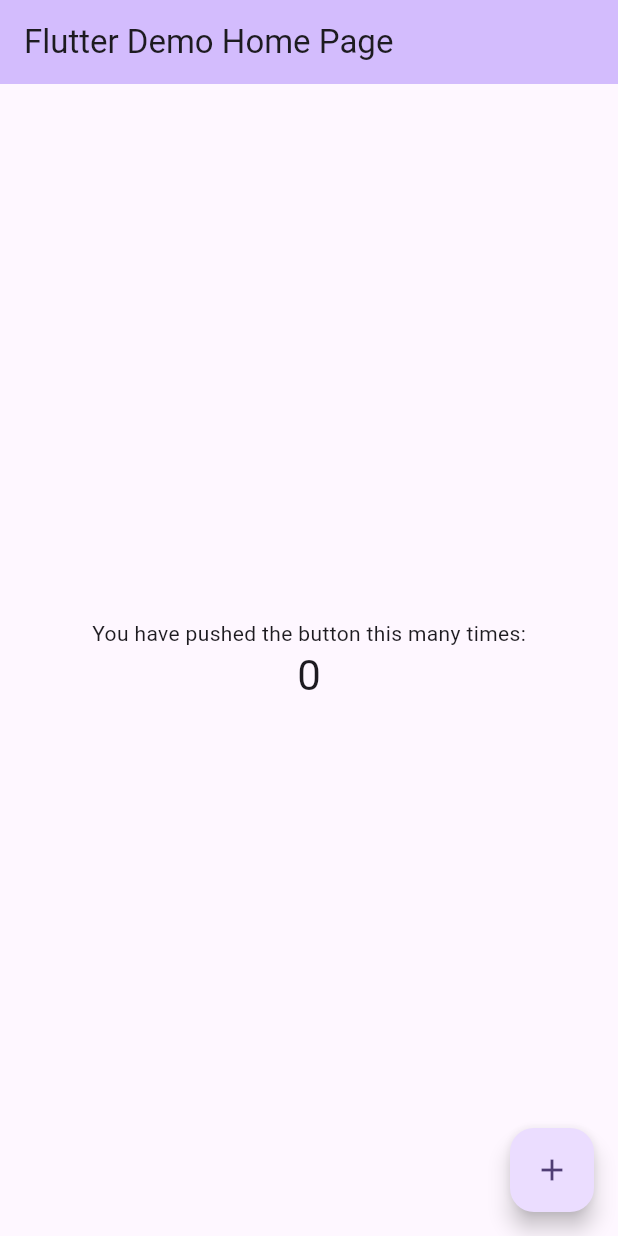
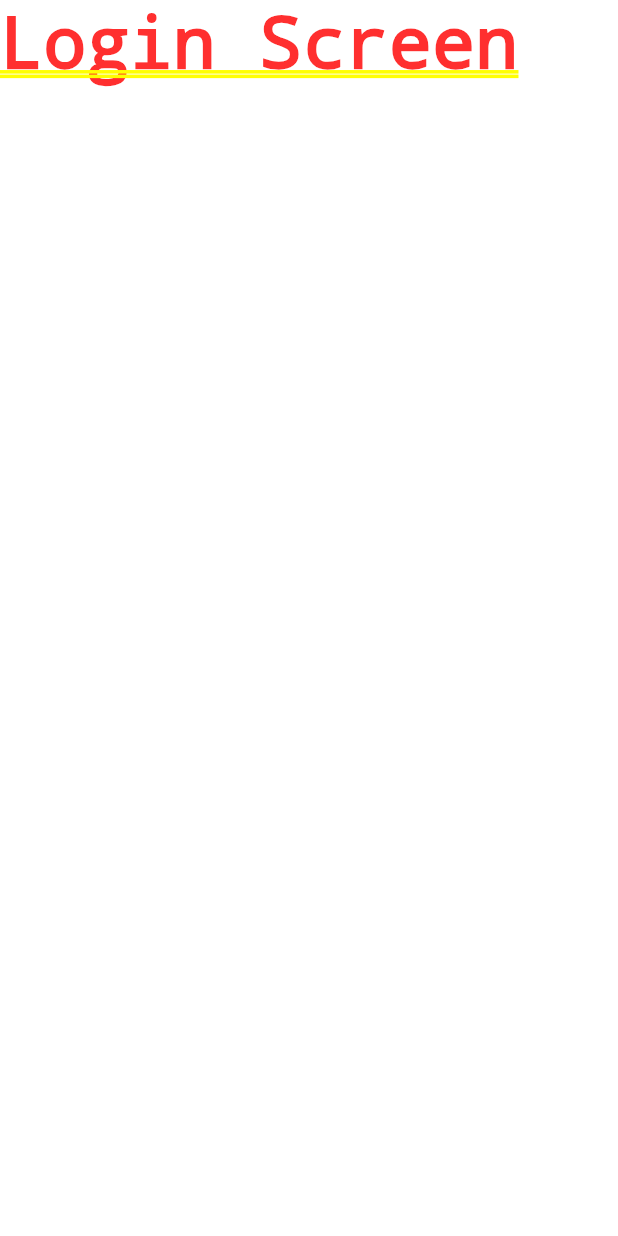
Before and after one commit to mayl730/flutter-easy-card, a Flutter app: the screen it shows after launch, on a phone screen of 412 x 824 dp. Run offline on Flutter 3.47's test engine with Material 2 defaults, Android fonts, the light colour scheme and no system bars; our stand-ins replace firebase_core, go_router; accounts and stored records are empty.

Commit message:
add: go route to the login screen

```diff
--- /dev/null
+++ b/lib/login/ui/screens/login_screen.dart
@@ -0,0 +1,10 @@
+import 'package:flutter/material.dart';
+
+class LoginScreen extends StatelessWidget {
+  const LoginScreen({super.key});
+
+  @override
+  Widget build(BuildContext context) {
+    return const Text('Login Screen');
+  }
+}
--- a/lib/main.dart
+++ b/lib/main.dart
@@ -1,8 +1,11 @@
 import 'package:flutter/material.dart';
 import 'package:firebase_core/firebase_core.dart';
+import 'package:go_router/go_router.dart';
 import 'firebase_options.dart';
 
-void main() async{
+import 'package:flutter_easy_card/login/ui/screens/login_screen.dart';
+
+void main() async {
   WidgetsFlutterBinding.ensureInitialized();
   await Firebase.initializeApp(
     options: DefaultFirebaseOptions.currentPlatform,
@@ -12,120 +15,18 @@ void main() async{
 
 class MyApp extends StatelessWidget {
   const MyApp({super.key});
-
-  // This widget is the root of your application.
   @override
   Widget build(BuildContext context) {
-    return MaterialApp(
-      title: 'Flutter Demo',
-      theme: ThemeData(
-        // This is the theme of your application.
-        //
-        // TRY THIS: Try running your application with "flutter run". You'll see
-        // the application has a blue toolbar. Then, without quitting the app,
-        // try changing the seedColor in the colorScheme below to Colors.green
-        // and then invoke "hot reload" (save your changes or press the "hot
-        // reload" button in a Flutter-supported IDE, or press "r" if you used
-        // the command line to start the app).
-        //
-        // Notice that the counter didn't reset back to zero; the application
-        // state is not lost during the reload. To reset the state, use hot
-        // restart instead.
-        //
-        // This works for code too, not just values: Most code changes can be
-        // tested with just a hot reload.
-        colorScheme: ColorScheme.fromSeed(seedColor: Colors.deepPurple),
-        useMaterial3: true,
-      ),
-      home: const MyHomePage(title: 'Flutter Demo Home Page'),
+    final router = GoRouter(
+      routes: [
+        GoRoute(
+          path: '/',
+          builder: (context, state) => const LoginScreen(),
+        ),
+      ],
+    );
+    return MaterialApp.router(
+      routerConfig: router,
     );
   }
 }
-
-class MyHomePage extends StatefulWidget {
-  const MyHomePage({super.key, required this.title});
-
-  // This widget is the home page of your application. It is stateful, meaning
-  // that it has a State object (defined below) that contains fields that affect
-  // how it looks.
-
-  // This class is the configuration for the state. It holds the values (in this
-  // case the title) provided by the parent (in this case the App widget) and
-  // used by the build method of the State. Fields in a Widget subclass are
-  // always marked "final".
-
-  final String title;
-
-  @override
-  State<MyHomePage> createState() => _MyHomePageState();
-}
-
-class _MyHomePageState extends State<MyHomePage> {
-  int _counter = 0;
-
-  void _incrementCounter() {
-    setState(() {
-      // This call to setState tells the Flutter framework that something has
-      // changed in this State, which causes it to rerun the build method below
-      // so that the display can reflect the updated values. If we changed
-      // _counter without calling setState(), then the build method would not be
-      // called again, and so nothing would appear to happen.
-      _counter++;
-    });
-  }
-
-  @override
-  Widget build(BuildContext context) {
-    // This method is rerun every time setState is called, for instance as done
-    // by the _incrementCounter method above.
-    //
-    // The Flutter framework has been optimized to make rerunning build methods
-    // fast, so that you can just rebuild anything that needs updating rather
-    // than having to individually change instances of widgets.
-    return Scaffold(
-      appBar: AppBar(
-        // TRY THIS: Try changing the color here to a specific color (to
-        // Colors.amber, perhaps?) and trigger a hot reload to see the AppBar
-        // change color while the other colors stay the same.
-        backgroundColor: Theme.of(context).colorScheme.inversePrimary,
-        // Here we take the value from the MyHomePage object that was created by
-        // the App.build method, and use it to set our appbar title.
-        title: Text(widget.title),
-      ),
-      body: Center(
-        // Center is a layout widget. It takes a single child and positions it
-        // in the middle of the parent.
-        child: Column(
-          // Column is also a layout widget. It takes a list of children and
-          // arranges them vertically. By default, it sizes itself to fit its
-          // children horizontally, and tries to be as tall as its parent.
-          //
-          // Column has various properties to control how it sizes itself and
-          // how it positions its children. Here we use mainAxisAlignment to
-          // center the children vertically; the main axis here is the vertical
-          // axis because Columns are vertical (the cross axis would be
-          // horizontal).
-          //
-          // TRY THIS: Invoke "debug painting" (choose the "Toggle Debug Paint"
-          // action in the IDE, or press "p" in the console), to see the
-          // wireframe for each widget.
-          mainAxisAlignment: MainAxisAlignment.center,
-          children: <Widget>[
-            const Text(
-              'You have pushed the button this many times:',
-            ),
-            Text(
-              '$_counter',
-              style: Theme.of(context).textTheme.headlineMedium,
-            ),
-          ],
-        ),
-      ),
-      floatingActionButton: FloatingActionButton(
-        onPressed: _incrementCounter,
-        tooltip: 'Increment',
-        child: const Icon(Icons.add),
-      ), // This trailing comma makes auto-formatting nicer for build methods.
-    );
-  }
-}
```
